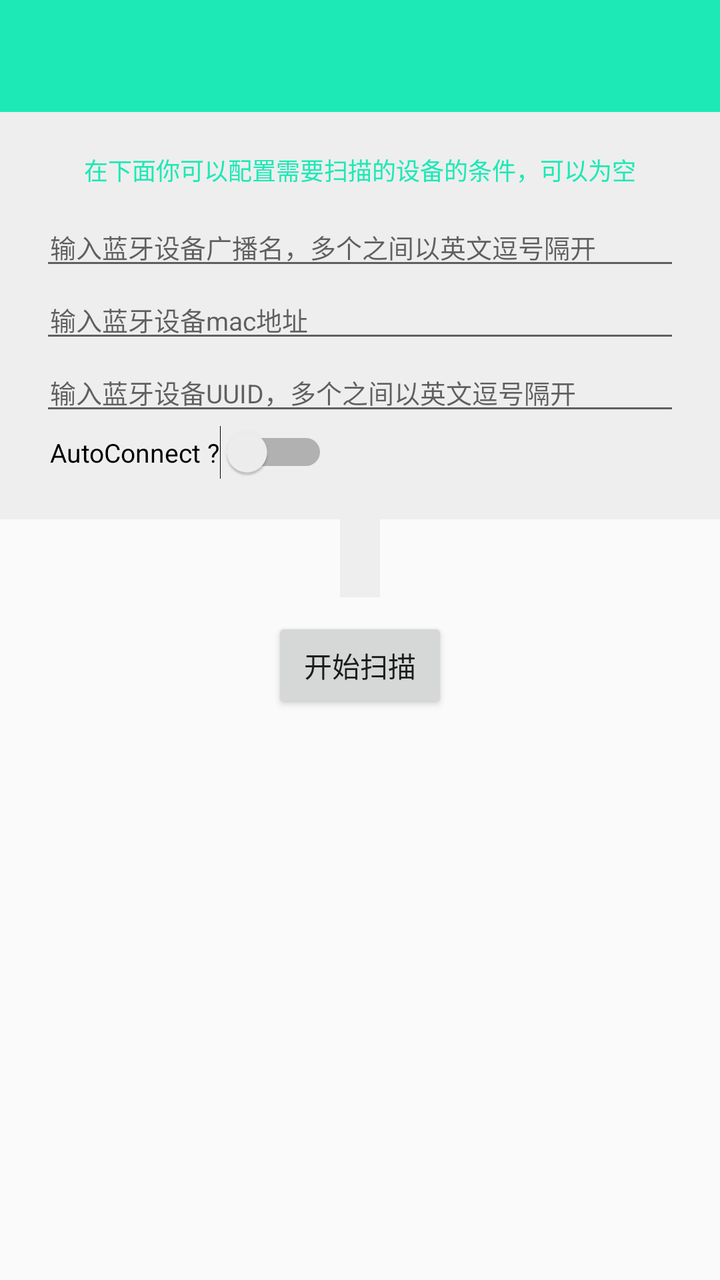
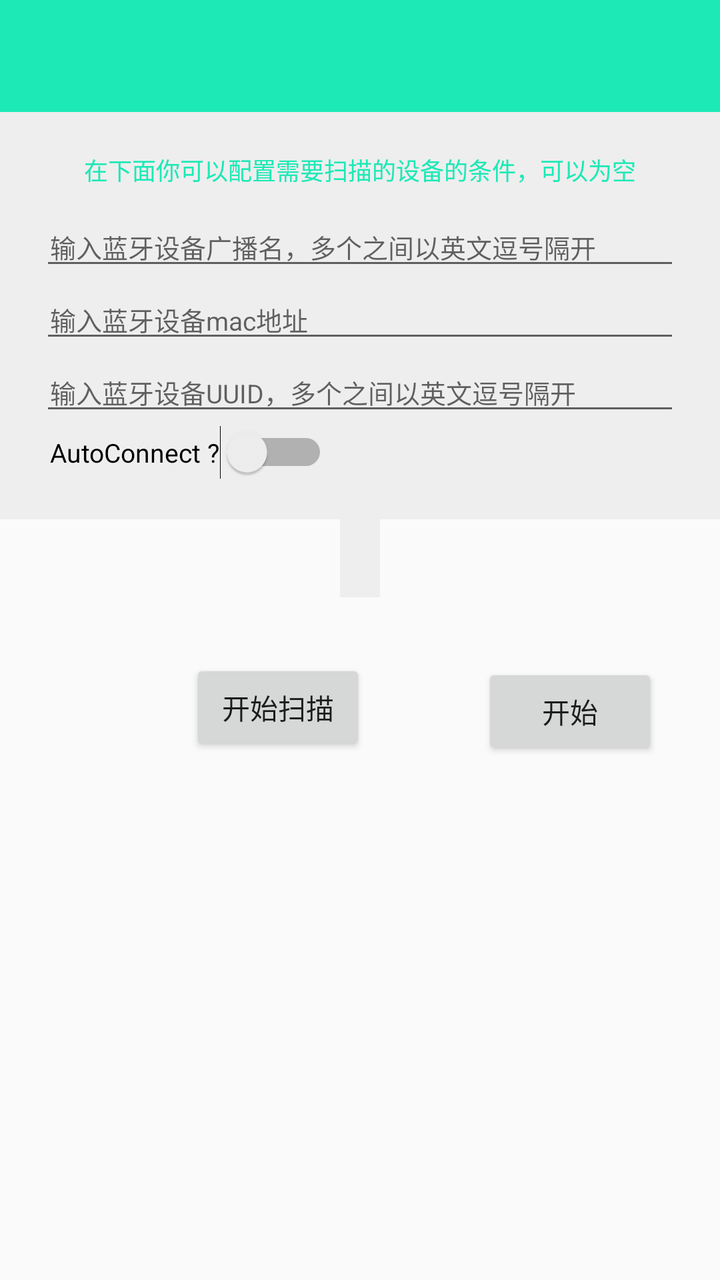

Compare the two renders of this Android layout. The source of the first and the diff that turns it into the second are given below.
<!-- AndroidManifest.xml: application theme AppTheme -->
<!-- res/layout/activity_main.xml -->
<?xml version="1.0" encoding="utf-8"?>
<LinearLayout xmlns:android="http://schemas.android.com/apk/res/android"
    xmlns:app="http://schemas.android.com/apk/res-auto"
    android:layout_width="match_parent"
    android:layout_height="wrap_content"
    android:animateLayoutChanges="true"
    android:orientation="vertical">

    <androidx.appcompat.widget.Toolbar
        android:id="@+id/toolbar"
        android:layout_width="match_parent"
        android:layout_height="?attr/actionBarSize"
        android:background="?attr/colorPrimary"
        android:title="@string/app_name"
        app:titleTextColor="@android:color/white" />

    <LinearLayout
        android:id="@+id/layout_setting"
        android:layout_width="match_parent"
        android:layout_height="wrap_content"
        android:background="#eeeeee"
        android:orientation="vertical"
        android:padding="20dp">

        <TextView
            android:layout_width="wrap_content"
            android:layout_height="wrap_content"
            android:layout_gravity="center_horizontal"
            android:layout_marginBottom="10dp"
            android:focusable="true"
            android:focusableInTouchMode="true"
            android:text="@string/scan_setting"
            android:textColor="@color/colorPrimaryDark"
            android:textSize="12sp" />

        <EditText
            android:id="@+id/et_name"
            android:layout_width="match_parent"
            android:layout_height="wrap_content"
            android:hint="@string/setting_name"
            android:paddingLeft="5dp"
            android:paddingRight="5dp"
            android:textSize="13sp" />

        <EditText
            android:id="@+id/et_mac"
            android:layout_width="match_parent"
            android:layout_height="wrap_content"
            android:hint="@string/setting_mac"
            android:paddingLeft="5dp"
            android:paddingRight="5dp"
            android:textSize="13sp" />

        <EditText
            android:id="@+id/et_uuid"
            android:layout_width="match_parent"
            android:layout_height="wrap_content"
            android:hint="@string/setting_uuid"
            android:paddingLeft="5dp"
            android:paddingRight="5dp"
            android:textSize="13sp" />

        <Switch
            android:id="@+id/sw_auto"
            android:layout_width="wrap_content"
            android:layout_height="wrap_content"
            android:paddingLeft="5dp"
            android:paddingRight="5dp"
            android:text="AutoConnect ?"
            android:textSize="13sp" />

    </LinearLayout>

    <TextView
        android:id="@+id/txt_setting"
        android:layout_width="wrap_content"
        android:layout_height="wrap_content"
        android:layout_gravity="center_horizontal"
        android:background="#eeeeee"
        android:padding="10dp" />

    <RelativeLayout
        android:layout_width="match_parent"
        android:layout_height="wrap_content"
        android:orientation="horizontal"
        android:padding="10dp">

        <Button
            android:id="@+id/btn_scan"
            android:layout_width="wrap_content"
            android:layout_height="wrap_content"
            android:layout_centerInParent="true"
            android:text="@string/start_scan" />

        <ImageView
            android:id="@+id/img_loading"
            android:layout_width="30dp"
            android:layout_height="30dp"
            android:layout_alignParentRight="true"
            android:layout_centerVertical="true"
            android:layout_marginRight="10dp"
            android:src="@mipmap/ic_loading"
            android:visibility="invisible" />

    </RelativeLayout>

    <ListView
        android:id="@+id/list_device"
        android:layout_width="match_parent"
        android:layout_height="wrap_content"
        android:layout_marginTop="10dp"
        android:divider="@android:color/darker_gray"
        android:dividerHeight="0.5dp"
        android:paddingStart="5dp"
        android:paddingEnd="5dp"
        android:scrollbars="none" />


</LinearLayout>
<!-- resources referenced by this layout -->
<resources>
  <color name="colorPrimaryDark">#1DE9B6</color>
  <!-- mipmap ic_loading: png bitmap (mipmap-xxhdpi, 2972 bytes) -->
  <string name="app_name">AthletAssitant</string>
  <string name="scan_setting">在下面你可以配置需要扫描的设备的条件，可以为空</string>
  <string name="setting_mac">输入蓝牙设备mac地址</string>
  <string name="setting_name">输入蓝牙设备广播名，多个之间以英文逗号隔开</string>
  <string name="setting_uuid">输入蓝牙设备UUID，多个之间以英文逗号隔开</string>
  <string name="start_scan">开始扫描</string>
  <style name="AppTheme" parent="Theme.AppCompat.Light.NoActionBar">
          <item name="colorPrimary">@color/colorPrimary</item>
          <item name="colorPrimaryDark">@color/colorPrimaryDark</item>
          <item name="colorAccent">@color/colorAccent</item>
      </style>
  <color name="colorPrimary">#1DE9B6</color>
  <color name="colorAccent">#FF5722</color>
</resources>

<!-- the commit's change to res/layout/activity_main.xml (unified diff, before → after) -->
@@ -79,7 +79,7 @@
         android:background="#eeeeee"
         android:padding="10dp" />
 
-    <RelativeLayout
+    <AbsoluteLayout
         android:layout_width="match_parent"
         android:layout_height="wrap_content"
         android:orientation="horizontal"
@@ -89,8 +89,17 @@
             android:id="@+id/btn_scan"
             android:layout_width="wrap_content"
             android:layout_height="wrap_content"
-            android:layout_centerInParent="true"
+            android:layout_x="85dp"
+            android:layout_y="21dp"
             android:text="@string/start_scan" />
+
+        <Button
+            android:id="@+id/btn_monitor"
+            android:layout_width="wrap_content"
+            android:layout_height="wrap_content"
+            android:layout_x="231dp"
+            android:layout_y="23dp"
+            android:text="@string/start_monitor" />
 
         <ImageView
             android:id="@+id/img_loading"
@@ -98,11 +107,11 @@
             android:layout_height="30dp"
             android:layout_alignParentRight="true"
             android:layout_centerVertical="true"
-            android:layout_marginRight="10dp"
+            android:layout_marginRight="28dp"
             android:src="@mipmap/ic_loading"
             android:visibility="invisible" />
 
-    </RelativeLayout>
+    </AbsoluteLayout >
 
     <ListView
         android:id="@+id/list_device"
<!-- resource entries referenced after the edit -->
@@ -7,6 +7,7 @@
   <string name="setting_mac">输入蓝牙设备mac地址</string>
   <string name="setting_name">输入蓝牙设备广播名，多个之间以英文逗号隔开</string>
   <string name="setting_uuid">输入蓝牙设备UUID，多个之间以英文逗号隔开</string>
+  <string name="start_monitor">开始</string>
   <string name="start_scan">开始扫描</string>
   <style name="AppTheme" parent="Theme.AppCompat.Light.NoActionBar">
           <item name="colorPrimary">@color/colorPrimary</item>
